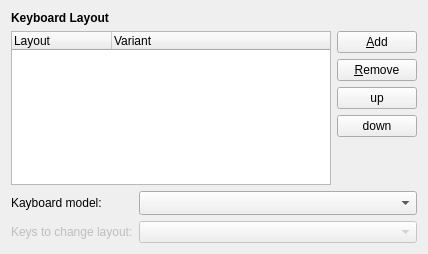
Above: lxqt-config-input/keyboardlayoutconfig.ui from lxqt/lxqt-config before the change. Below: the same form after it.
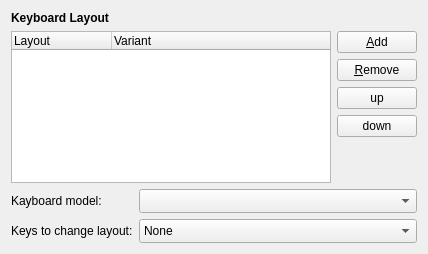
That is the form after the change.

Commit message: Add keys used to switch layout to the combox box.

Patch:
```diff
--- a/lxqt-config-input/keyboardlayoutconfig.ui
+++ b/lxqt-config-input/keyboardlayoutconfig.ui
@@ -118,19 +118,21 @@
    </item>
    <item row="3" column="0">
     <widget class="QLabel" name="label_3">
-     <property name="enabled">
-      <bool>false</bool>
-     </property>
      <property name="text">
       <string>Keys to change layout:</string>
      </property>
     </widget>
    </item>
    <item row="3" column="1">
-    <widget class="QComboBox" name="changeKey">
-     <property name="enabled">
-      <bool>false</bool>
+    <widget class="QComboBox" name="switchKey">
+     <property name="sizeAdjustPolicy">
+      <enum>QComboBox::AdjustToMinimumContentsLengthWithIcon</enum>
      </property>
+     <item>
+      <property name="text">
+       <string>None</string>
+      </property>
+     </item>
     </widget>
    </item>
   </layout>
```
The commit also changes 2 other files.
